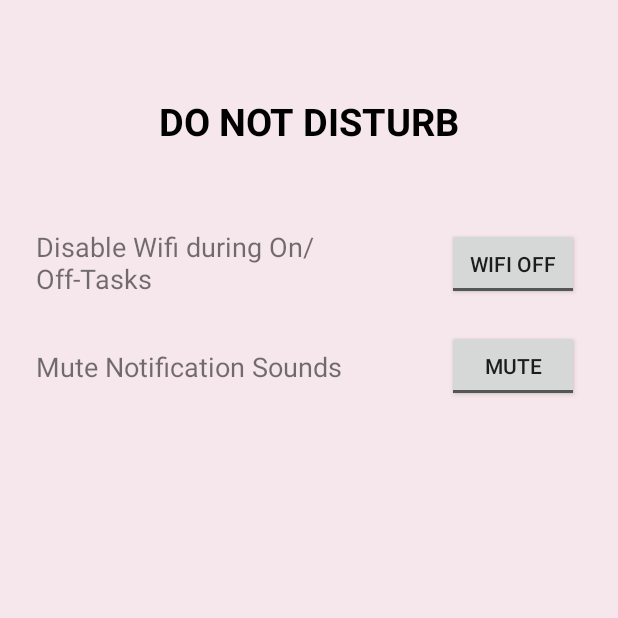
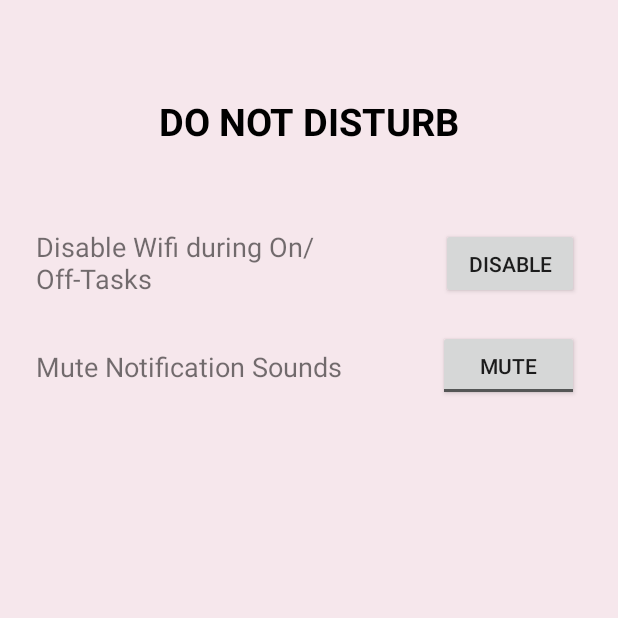
Before and after one commit to marinellaom/focusly-plan-b, an Android app: the SettingsActivity screen opened directly, with no data from a screen before it, on a phone screen of 412 x 824 dp, the top half of it. Run offline under Robolectric (Android 15) with nearby library versions, the phone set to English and light mode, and no system bars.

Commit message:
Disable Wifi | Toggle change to Button

```diff
--- a/app/src/main/java/com/example/focuslyplanb/SettingsActivity.java
+++ b/app/src/main/java/com/example/focuslyplanb/SettingsActivity.java
@@ -8,6 +8,7 @@ import android.os.Build;
 import android.os.Bundle;
 import android.provider.Settings;
 import android.view.View;
+import android.widget.Button;
 import android.widget.CompoundButton;
 import android.widget.Toast;
 import android.widget.ToggleButton;
@@ -15,7 +16,8 @@ import android.widget.ToggleButton;
 
 public class SettingsActivity extends AppCompatActivity {
 
-    ToggleButton wifi, sound;
+    ToggleButton sound;
+    Button wifi;
     AudioManager audioManager;
 
     @Override
@@ -29,23 +31,11 @@ public class SettingsActivity extends AppCompatActivity {
 
 
         //AUTOMATICALLY OPEN WIFI SETTINGS FOR MANUAL DISABLING OF WIFI
-        wifi.setOnCheckedChangeListener(new CompoundButton.OnCheckedChangeListener() {
-
+        wifi.setOnClickListener(new View.OnClickListener() {
             @Override
-            public void onCheckedChanged(CompoundButton buttonView, boolean isChecked) {
-                if(isChecked)
-                {
-                    Intent settingsIntent = new Intent(Settings.Panel.ACTION_INTERNET_CONNECTIVITY);
-                    startActivity(settingsIntent);
-
-                }
-                else
-                {
-                    Intent settingsIntent = new Intent(Settings.Panel.ACTION_INTERNET_CONNECTIVITY);
-                    startActivity(settingsIntent);
-
-                }
-
+            public void onClick(View view) {
+                Intent settingsIntent = new Intent(Settings.Panel.ACTION_INTERNET_CONNECTIVITY);
+                startActivity(settingsIntent);
             }
         });
 
--- a/app/src/main/res/layout/activity_settings.xml
+++ b/app/src/main/res/layout/activity_settings.xml
@@ -50,14 +50,12 @@
         app:layout_constraintStart_toStartOf="parent"
         app:layout_constraintTop_toTopOf="parent" />
 
-    <ToggleButton
+    <Button
         android:id="@+id/wifi_switch"
-        android:layout_width="wrap_content"
-        android:layout_height="wrap_content"
+        android:layout_width="92dp"
+        android:layout_height="47dp"
         android:layout_marginTop="152dp"
-        android:text="ToggleButton"
-        android:textOff="WiFi OFF"
-        android:textOn="WiFi ON"
+        android:text="DISABLE"
         app:layout_constraintEnd_toEndOf="parent"
         app:layout_constraintHorizontal_bias="0.919"
         app:layout_constraintStart_toStartOf="parent"
@@ -65,8 +63,8 @@
 
     <ToggleButton
         android:id="@+id/sound_switch"
-        android:layout_width="wrap_content"
-        android:layout_height="wrap_content"
+        android:layout_width="94dp"
+        android:layout_height="47dp"
         android:layout_marginTop="220dp"
         android:text="ToggleButtonSound"
         android:textOff="MUTE"
```
